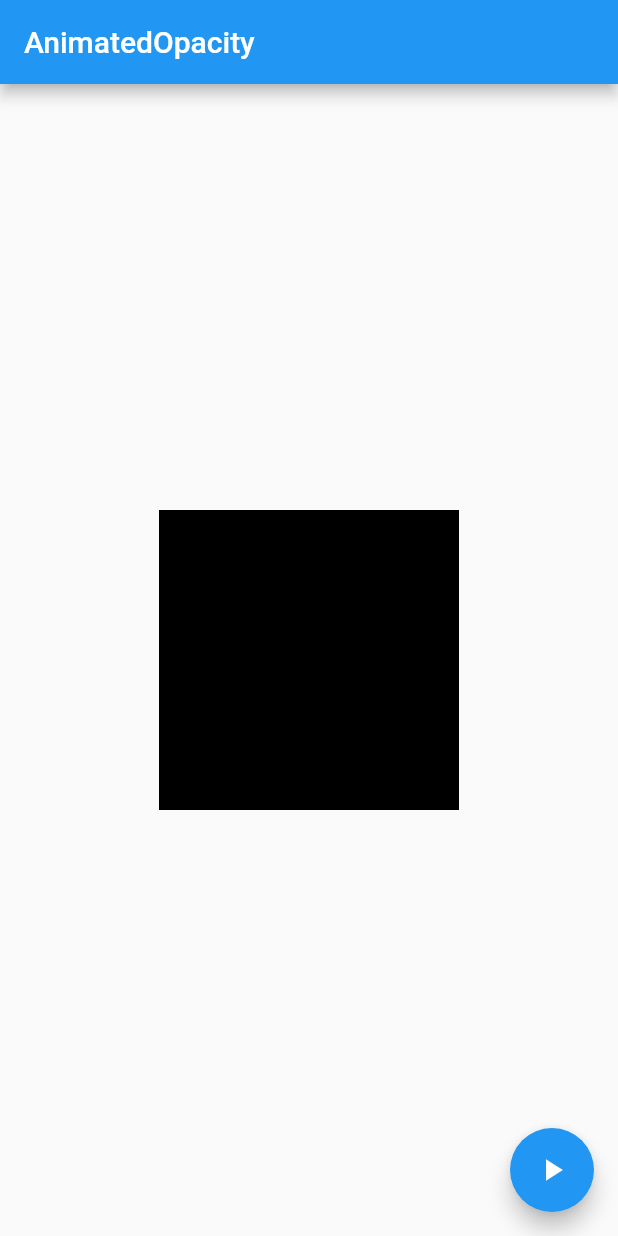
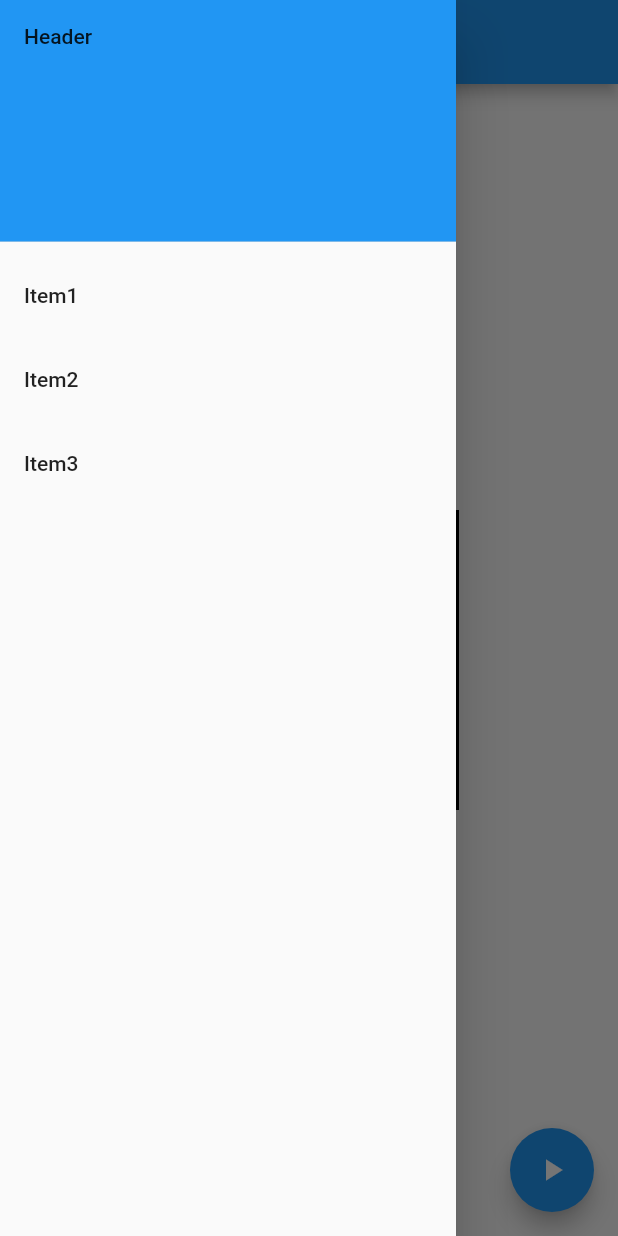
Before and after one commit to beegle-evan/flutter-tutorial-study, a Flutter app: the screen it shows after launch, with the side drawer open (before the commit the screen has no drawer), on a phone screen of 412 x 824 dp. Run offline on Flutter 3.47's test engine with Material 2 defaults, Android fonts, the phone set to English and light mode, and no system bars.

Commit message:
[Add] Drawer

```diff
--- /dev/null
+++ b/flutter_tutorial_study/lib/Drawer.dart
@@ -0,0 +1,91 @@
+import 'package:flutter/material.dart';
+
+class MyDrawer extends StatefulWidget {
+  @override
+  _MyDrawerState createState() => _MyDrawerState();
+}
+
+class _MyDrawerState extends State<MyDrawer> {
+  bool _visible = true;
+
+  @override
+  Widget build(BuildContext context) {
+    return Scaffold(
+      drawer: _buildDrawer(),
+      appBar: _buildAppBar(),
+      body: _buildBody(),
+      floatingActionButton: _buildFloatingActionButton(),
+    );
+  }
+
+  Widget _buildAppBar() {
+    return AppBar(
+        title: Text('MyDrawer')
+    );
+  }
+
+  Widget _buildBody() {
+    return Center(
+      child: AnimatedOpacity(
+        opacity: _visible ? 1.0: 0.0,
+        duration: Duration(microseconds: 500),
+        child: Container(
+          width: 200,
+          height: 200,
+          color: Colors.black,
+        ),
+      ),
+    );
+  }
+
+  Widget _buildFloatingActionButton() {
+    return FloatingActionButton(
+      onPressed: () {
+        setState(() {
+          _visible = !_visible;
+        });
+      },
+      child: Icon(Icons.play_arrow),
+    );
+  }
+
+  Widget _buildDrawer() {
+    return Drawer(
+      child: ListView(
+        padding: EdgeInsets.zero,
+        children: <Widget>[
+          DrawerHeader(
+            child: Text('Header'),
+            decoration: BoxDecoration(
+              color: Colors.blue
+            ),
+          ),
+          ListTile(
+            title: Text('Item1'),
+            onTap: () {
+              // TODO
+              // 할일 작성
+              Navigator.pop(context); // draw를 닫아줌
+            },
+          ),
+          ListTile(
+            title: Text('Item2'),
+            onTap: () {
+              // TODO
+              // 할일 작성
+              Navigator.pop(context); // draw를 닫아줌
+            },
+          ),
+          ListTile(
+            title: Text('Item3'),
+            onTap: () {
+              // TODO
+              // 할일 작성
+              Navigator.pop(context); // draw를 닫아줌
+            },
+          )
+        ],
+      ),
+    );
+  }
+}
--- a/flutter_tutorial_study/lib/main.dart
+++ b/flutter_tutorial_study/lib/main.dart
@@ -1,6 +1,7 @@
 import 'package:flutter/material.dart';
 import 'package:flutter_tutorial_study/AnimatedContainer.dart';
 import 'package:flutter_tutorial_study/AnimatedOpacity.dart';
+import 'package:flutter_tutorial_study/Drawer.dart';
 
 void main() {
   runApp(MyApp());
@@ -73,6 +74,6 @@ class _MyHomePageState extends State<MyHomePage> {
     // The Flutter framework has been optimized to make rerunning build methods
     // fast, so that you can just rebuild anything that needs updating rather
     // than having to individually change instances of widgets.
-    return MyAnimatedOpacity();
+    return MyDrawer();
   }
 }
```
